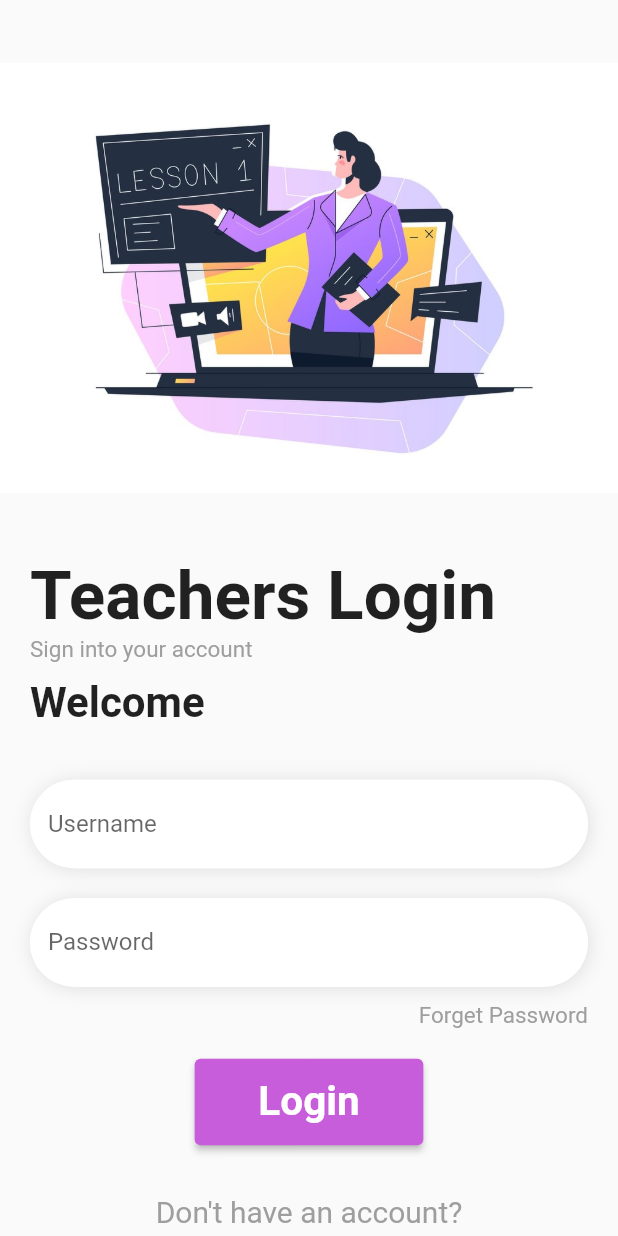
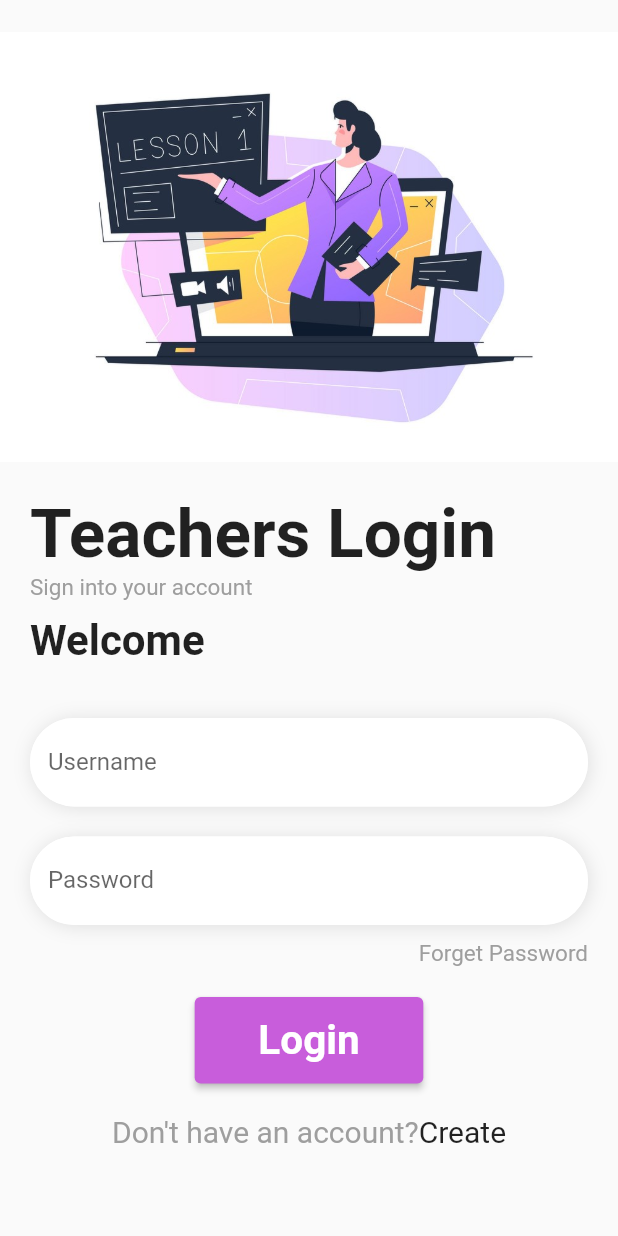
Before and after one commit to KushagraGoel-arad/HIM, a Flutter app: the screen it shows after launch, after a tap on "Login", on a phone screen of 412 x 824 dp. Run offline on Flutter 3.47's test engine with Material 2 defaults, Android fonts, the phone set to English and light mode, and no system bars.

Commit message:
day 25 morning signup pending

```diff
--- a/him/lib/main.dart
+++ b/him/lib/main.dart
@@ -1,6 +1,6 @@
 import 'package:flutter/material.dart';
-import 'package:him/pages/student_login.dart';
-import 'package:him/pages/teacher_login.dart';
+import 'package:him/screens/student_login.dart';
+import 'package:him/screens/teacher_login.dart';
 import 'package:him/utilities/routes.dart';
 
 void main() {
--- a/him/lib/pages/student_login.dart
+++ b/him/lib/screens/student_login.dart
@@ -37,7 +37,7 @@ class _LoginPageState extends State<LoginPage> {
         children: [
           Container(
             width: w,
-            height: h * 0.45,
+            height: h * 0.4,
             decoration: BoxDecoration(
                 image: DecorationImage(
               image: AssetImage('images/loginImage1.jpeg'),
@@ -197,15 +197,25 @@ class _LoginPageState extends State<LoginPage> {
             ),
           ),
           SizedBox(
-            height: w * 0.08,
+            height: w * 0.05,
           ),
           RichText(
-              text: TextSpan(
-                  text: "Don\'t have an account?",
-                  style: TextStyle(
-                    color: Colors.grey[500],
-                    fontSize: 20,
-                  ))),
+            text: TextSpan(
+                text: "Don\'t have an account?",
+                style: TextStyle(
+                  color: Colors.grey[500],
+                  fontSize: 20,
+                ),
+                children: [
+                  TextSpan(
+                    text: "Create",
+                    style: TextStyle(
+                      color: Colors.black87,
+                      fontSize: 20,
+                    ),
+                  ),
+                ]),
+          ),
         ],
       ),
     ));
--- a/him/lib/pages/teacher_login.dart
+++ b/him/lib/screens/teacher_login.dart
@@ -37,7 +37,7 @@ class _Teacher_LoginPageState extends State<Teacher_LoginPage> {
         children: [
           Container(
             width: w,
-            height: h * 0.45,
+            height: h * 0.4,
             decoration: BoxDecoration(
                 image: DecorationImage(
               image: AssetImage('images/teacher_loginImage1.jpg'),
@@ -197,7 +197,7 @@ class _Teacher_LoginPageState extends State<Teacher_LoginPage> {
             ),
           ),
           SizedBox(
-            height: w * 0.08,
+            height: w * 0.05,
           ),
           RichText(
               text: TextSpan(
@@ -205,7 +205,16 @@ class _Teacher_LoginPageState extends State<Teacher_LoginPage> {
                   style: TextStyle(
                     color: Colors.grey[500],
                     fontSize: 20,
-                  )))
+                  ),
+                  children: [
+                TextSpan(
+                  text: "Create",
+                  style: TextStyle(
+                    color: Colors.black87,
+                    fontSize: 20,
+                  ),
+                ),
+              ]))
         ],
       ),
     ));
--- a/him/lib/utilities/routes.dart
+++ b/him/lib/utilities/routes.dart
@@ -1,4 +1,5 @@
 class MyRoutes {
   static String student_loginRoute = "/student_login";
   static String Teacher_loginRoute = "/teacher_login";
+  static String signUpRoute = "/signUp";
 }
```
Also changed, not shown: him/lib/screens/signUp.dart (added, +111 -0 lines), him/lib/pages/signUp.dart (deleted).
